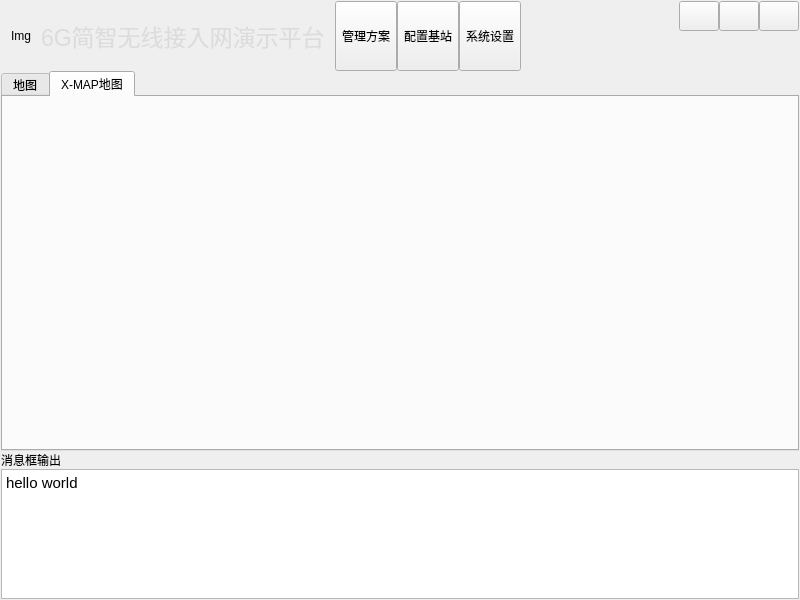
Qt form GUIVersion_2/widget.ui (exjoshua/SON_QT) before a commit.
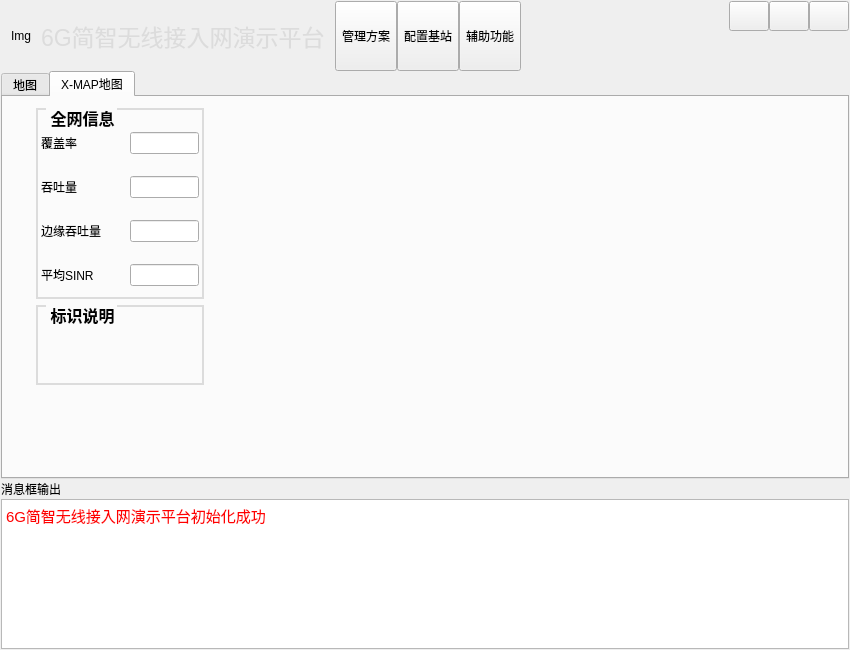
The same form after that commit. The open tabs and pages were chosen to show the change. Icons and pictures are not drawn. Custom widgets are drawn as their Qt base class.

What changed in the file:
```diff
--- a/GUIVersion_2/widget.ui
+++ b/GUIVersion_2/widget.ui
@@ -6,8 +6,8 @@
    <rect>
     <x>0</x>
     <y>0</y>
-    <width>800</width>
-    <height>600</height>
+    <width>850</width>
+    <height>650</height>
    </rect>
   </property>
   <property name="windowTitle">
@@ -134,7 +134,7 @@
             </sizepolicy>
            </property>
            <property name="text">
-            <string>系统设置</string>
+            <string>辅助功能</string>
            </property>
            <property name="icon">
             <iconset resource="main.qrc">
@@ -293,6 +293,325 @@
       <attribute name="title">
        <string>X-MAP地图</string>
       </attribute>
+      <layout class="QHBoxLayout" name="horizontalLayout">
+       <property name="leftMargin">
+        <number>9</number>
+       </property>
+       <property name="topMargin">
+        <number>0</number>
+       </property>
+       <property name="bottomMargin">
+        <number>0</number>
+       </property>
+       <item>
+        <spacer name="horizontalSpacer_3">
+         <property name="orientation">
+          <enum>Qt::Horizontal</enum>
+         </property>
+         <property name="sizeType">
+          <enum>QSizePolicy::Maximum</enum>
+         </property>
+         <property name="sizeHint" stdset="0">
+          <size>
+           <width>50</width>
+           <height>20</height>
+          </size>
+         </property>
+        </spacer>
+       </item>
+       <item>
+        <widget class="QWidget" name="info_wid" native="true">
+         <property name="minimumSize">
+          <size>
+           <width>190</width>
+           <height>0</height>
+          </size>
+         </property>
+         <property name="maximumSize">
+          <size>
+           <width>200</width>
+           <height>16777215</height>
+          </size>
+         </property>
+         <layout class="QVBoxLayout" name="verticalLayout_2">
+          <item>
+           <widget class="QGroupBox" name="groupBox">
+            <property name="minimumSize">
+             <size>
+              <width>0</width>
+              <height>180</height>
+             </size>
+            </property>
+            <property name="styleSheet">
+             <string notr="true">QGroupBox {
+			
+			font-weight: bold;
+			font-size:16px;
+            border-color: #DCDCDC;
+            border-width: 2px;
+            border-style: solid;
+            margin-top: 0.5ex;
+        }
+QGroupBox::title {
+			color:black;
+			
+           subcontrol-origin: margin;
+            subcontrol-position: top left;
+            left: 10px;
+            margin-left: 2px;
+            padding: 0  0px;
+        }</string>
+            </property>
+            <property name="title">
+             <string>全网信息</string>
+            </property>
+            <layout class="QVBoxLayout" name="verticalLayout_3">
+             <property name="spacing">
+              <number>0</number>
+             </property>
+             <property name="leftMargin">
+              <number>0</number>
+             </property>
+             <property name="rightMargin">
+              <number>0</number>
+             </property>
+             <property name="bottomMargin">
+              <number>0</number>
+             </property>
+             <item>
+              <widget class="QWidget" name="widget" native="true">
+               <layout class="QHBoxLayout" name="horizontalLayout_5">
+                <property name="spacing">
+                 <number>6</number>
+                </property>
+                <property name="leftMargin">
+                 <number>3</number>
+                </property>
+                <property name="rightMargin">
+                 <number>3</number>
+                </property>
+                <item>
+                 <widget class="QLabel" name="label_3">
+                  <property name="text">
+                   <string>覆盖率</string>
+                  </property>
+                 </widget>
+                </item>
+                <item>
+                 <widget class="QLineEdit" name="lineEdit">
+                  <property name="sizePolicy">
+                   <sizepolicy hsizetype="Fixed" vsizetype="Fixed">
+                    <horstretch>0</horstretch>
+                    <verstretch>0</verstretch>
+                   </sizepolicy>
+                  </property>
+                  <property name="maximumSize">
+                   <size>
+                    <width>69</width>
+                    <height>16777215</height>
+                   </size>
+                  </property>
+                 </widget>
+                </item>
+               </layout>
+              </widget>
+             </item>
+             <item>
+              <widget class="QWidget" name="widget_3" native="true">
+               <layout class="QHBoxLayout" name="horizontalLayout_6">
+                <property name="leftMargin">
+                 <number>3</number>
+                </property>
+                <property name="rightMargin">
+                 <number>3</number>
+                </property>
+                <item>
+                 <widget class="QLabel" name="label_4">
+                  <property name="text">
+                   <string>吞吐量</string>
+                  </property>
+                 </widget>
+                </item>
+                <item>
+                 <widget class="QLineEdit" name="lineEdit_2">
+                  <property name="maximumSize">
+                   <size>
+                    <width>69</width>
+                    <height>16777215</height>
+                   </size>
+                  </property>
+                 </widget>
+                </item>
+               </layout>
+              </widget>
+             </item>
+             <item>
+              <widget class="QWidget" name="widget_4" native="true">
+               <layout class="QHBoxLayout" name="horizontalLayout_7">
+                <property name="leftMargin">
+                 <number>3</number>
+                </property>
+                <property name="rightMargin">
+                 <number>3</number>
+                </property>
+                <item>
+                 <widget class="QLabel" name="label_5">
+                  <property name="text">
+                   <string>边缘吞吐量</string>
+                  </property>
+                 </widget>
+                </item>
+                <item>
+                 <widget class="QLineEdit" name="lineEdit_3">
+                  <property name="maximumSize">
+                   <size>
+                    <width>69</width>
+                    <height>16777215</height>
+                   </size>
+                  </property>
+                 </widget>
+                </item>
+               </layout>
+              </widget>
+             </item>
+             <item>
+              <widget class="QWidget" name="widget_2" native="true">
+               <layout class="QHBoxLayout" name="horizontalLayout_8">
+                <property name="leftMargin">
+                 <number>3</number>
+                </property>
+                <property name="rightMargin">
+                 <number>3</number>
+                </property>
+                <item>
+                 <widget class="QLabel" name="label_6">
+                  <property name="text">
+                   <string>平均SINR</string>
+                  </property>
+                 </widget>
+                </item>
+                <item>
+                 <widget class="QLineEdit" name="lineEdit_4">
+                  <property name="maximumSize">
+                   <size>
+                    <width>69</width>
+                    <height>16777215</height>
+                   </size>
+                  </property>
+                 </widget>
+                </item>
+               </layout>
+              </widget>
+             </item>
+            </layout>
+           </widget>
+          </item>
+          <item>
+           <widget class="QGroupBox" name="groupBox_2">
+            <property name="minimumSize">
+             <size>
+              <width>0</width>
+              <height>80</height>
+             </size>
+            </property>
+            <property name="styleSheet">
+             <string notr="true">QGroupBox {
+			font-weight: bold;
+			font-size:16px;
+            border-color: #DCDCDC;
+            border-width: 2px;
+            border-style: solid;
+            margin-top: 0.5ex;
+        }
+QGroupBox::title {
+			color:black;
+			
+           subcontrol-origin: margin;
+            subcontrol-position: top left;
+            left: 10px;
+            margin-left: 2px;
+            padding: 0  0px;
+        }</string>
+            </property>
+            <property name="title">
+             <string>标识说明</string>
+            </property>
+           </widget>
+          </item>
+          <item>
+           <spacer name="verticalSpacer_2">
+            <property name="orientation">
+             <enum>Qt::Vertical</enum>
+            </property>
+            <property name="sizeType">
+             <enum>QSizePolicy::Expanding</enum>
+            </property>
+            <property name="sizeHint" stdset="0">
+             <size>
+              <width>20</width>
+              <height>74</height>
+             </size>
+            </property>
+           </spacer>
+          </item>
+         </layout>
+        </widget>
+       </item>
+       <item>
+        <spacer name="horizontalSpacer_4">
+         <property name="orientation">
+          <enum>Qt::Horizontal</enum>
+         </property>
+         <property name="sizeType">
+          <enum>QSizePolicy::Maximum</enum>
+         </property>
+         <property name="sizeHint" stdset="0">
+          <size>
+           <width>40</width>
+           <height>20</height>
+          </size>
+         </property>
+        </spacer>
+       </item>
+       <item>
+        <widget class="QCustomPlot" name="xmap_wid" native="true">
+         <property name="minimumSize">
+          <size>
+           <width>600</width>
+           <height>0</height>
+          </size>
+         </property>
+         <property name="styleSheet">
+          <string notr="true"/>
+         </property>
+         <layout class="QHBoxLayout" name="horizontalLayout_4">
+          <item>
+           <widget class="QLabel" name="label_2">
+            <property name="text">
+             <string/>
+            </property>
+           </widget>
+          </item>
+         </layout>
+        </widget>
+       </item>
+       <item>
+        <spacer name="horizontalSpacer_2">
+         <property name="orientation">
+          <enum>Qt::Horizontal</enum>
+         </property>
+         <property name="sizeType">
+          <enum>QSizePolicy::Maximum</enum>
+         </property>
+         <property name="sizeHint" stdset="0">
+          <size>
+           <width>50</width>
+           <height>20</height>
+          </size>
+         </property>
+        </spacer>
+       </item>
+      </layout>
      </widget>
     </widget>
    </item>
@@ -311,6 +630,12 @@
    </item>
    <item>
     <widget class="QTextBrowser" name="textBrowser">
+     <property name="minimumSize">
+      <size>
+       <width>0</width>
+       <height>150</height>
+      </size>
+     </property>
      <property name="maximumSize">
       <size>
        <width>16777215</width>
@@ -322,13 +647,21 @@
 &lt;html&gt;&lt;head&gt;&lt;meta name=&quot;qrichtext&quot; content=&quot;1&quot; /&gt;&lt;style type=&quot;text/css&quot;&gt;
 p, li { white-space: pre-wrap; }
 &lt;/style&gt;&lt;/head&gt;&lt;body style=&quot; font-family:'Ubuntu'; font-size:11pt; font-weight:400; font-style:normal;&quot;&gt;
-&lt;p style=&quot; margin-top:0px; margin-bottom:0px; margin-left:0px; margin-right:0px; -qt-block-indent:0; text-indent:0px;&quot;&gt;hello world&lt;/p&gt;&lt;/body&gt;&lt;/html&gt;</string>
+&lt;p style=&quot; margin-top:0px; margin-bottom:0px; margin-left:0px; margin-right:0px; -qt-block-indent:0; text-indent:0px;&quot;&gt;&lt;span style=&quot; color:#ff0000;&quot;&gt;6G简智无线接入网演示平台初始化成功&lt;/span&gt;&lt;/p&gt;&lt;/body&gt;&lt;/html&gt;</string>
      </property>
     </widget>
    </item>
   </layout>
  </widget>
  <layoutdefault spacing="6" margin="11"/>
+ <customwidgets>
+  <customwidget>
+   <class>QCustomPlot</class>
+   <extends>QWidget</extends>
+   <header location="global">qcustomplot.h</header>
+   <container>1</container>
+  </customwidget>
+ </customwidgets>
  <resources>
   <include location="main.qrc"/>
  </resources>
```
Left out of the diff: 2 changed lines with no effect on the pictures.
